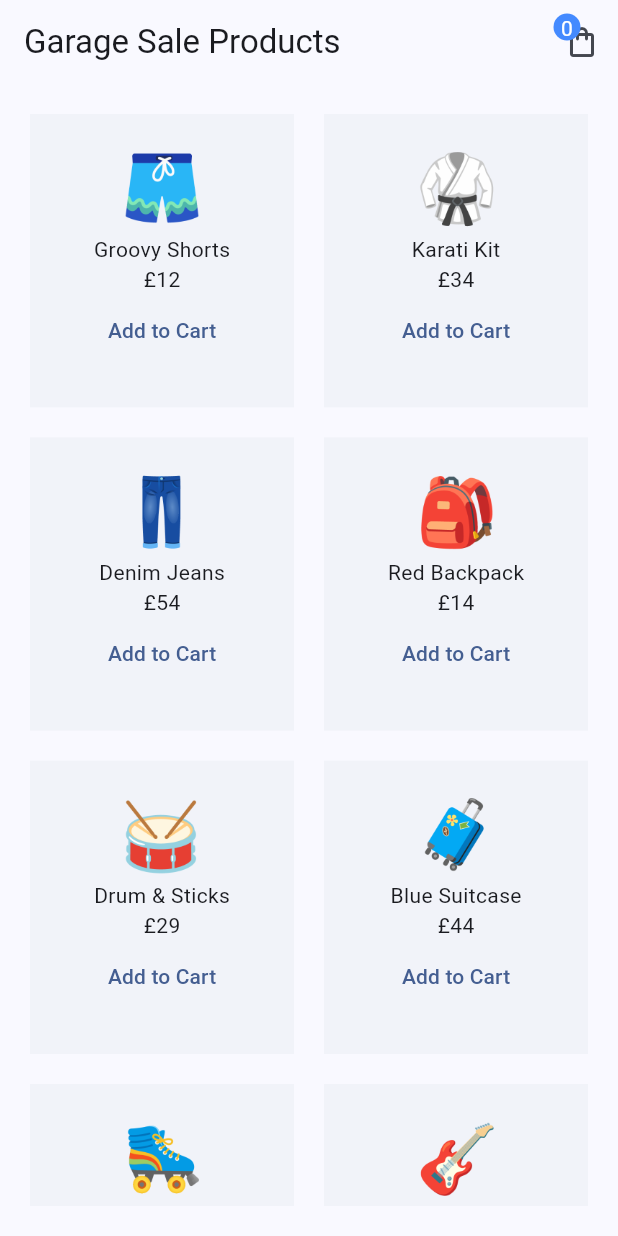
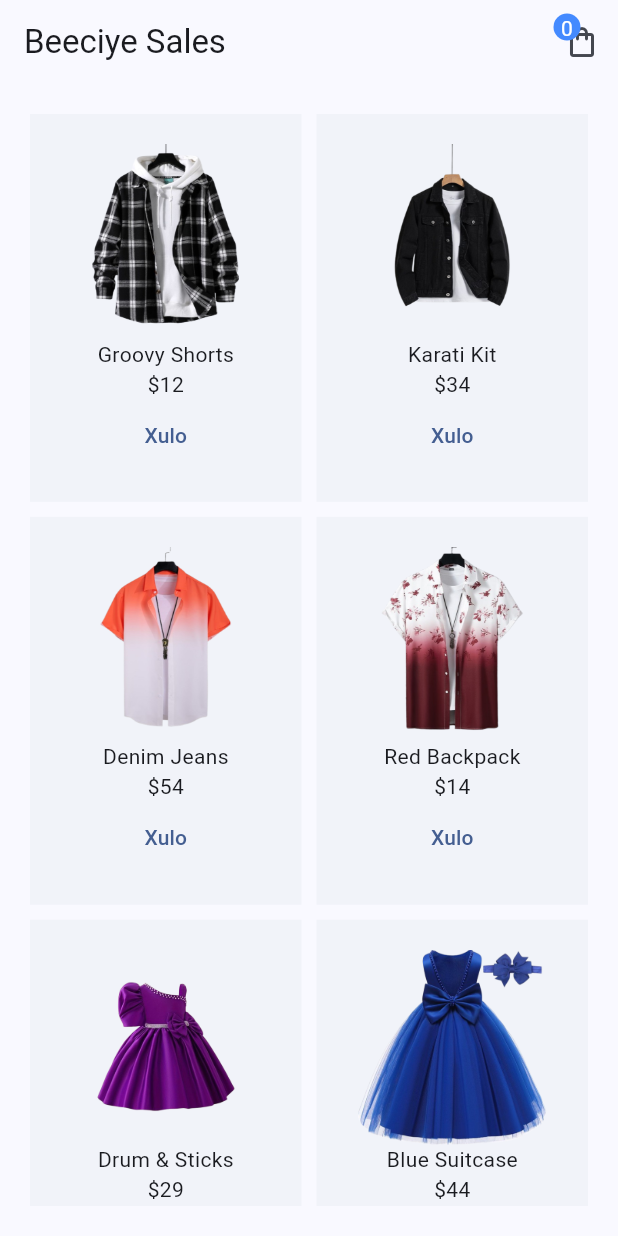
Before and after one commit to AbdirahmanAfrah/Beeciye-App, a Flutter app: the screen it shows after launch, on a phone screen of 412 x 824 dp. Run offline on Flutter 3.47's test engine with Material 3 defaults, Android fonts, the phone set to English and light mode, and no system bars; our stand-ins replace flutter_riverpod, riverpod_annotation; generated files the repository leaves out were written again.

Commit message:
Adding real images with product

```diff
--- a/lib/main.dart
+++ b/lib/main.dart
@@ -13,6 +13,7 @@ class MyApp extends StatelessWidget {
   @override
   Widget build(BuildContext context) {
     return MaterialApp(
+      debugShowCheckedModeBanner: false,
       title: '',
       theme: ThemeData(
         colorScheme: ColorScheme.fromSeed(seedColor: Colors.blueAccent),
--- a/lib/providers/products_provider.dart
+++ b/lib/providers/products_provider.dart
@@ -4,14 +4,46 @@ import 'package:riverpod_files/models/product.dart';
 part 'products_provider.g.dart';
 
 const List<Product> allProducts = [
-  Product(id: '1', title: 'Groovy Shorts', price: 12, image: 'assets/products/shorts.png'),
-  Product(id: '2', title: 'Karati Kit', price: 34, image: 'assets/products/karati.png'),
-  Product(id: '3', title: 'Denim Jeans', price: 54, image: 'assets/products/jeans.png'),
-  Product(id: '4', title: 'Red Backpack', price: 14, image: 'assets/products/backpack.png'),
-  Product(id: '5', title: 'Drum & Sticks', price: 29, image: 'assets/products/drum.png'),
-  Product(id: '6', title: 'Blue Suitcase', price: 44, image: 'assets/products/suitcase.png'),
-  Product(id: '7', title: 'Roller Skates', price: 52, image: 'assets/products/skates.png'),
-  Product(id: '8', title: 'Electric Guitar', price: 79, image: 'assets/products/guitar.png'),
+  Product(
+      id: '1',
+      title: 'Groovy Shorts',
+      price: 12,
+      image: 'assets/products/shirt1.png'),
+  Product(
+      id: '2',
+      title: 'Karati Kit',
+      price: 34,
+      image: 'assets/products/shirt2.png'),
+  Product(
+      id: '3',
+      title: 'Denim Jeans',
+      price: 54,
+      image: 'assets/products/shirt3.png'),
+  Product(
+      id: '4',
+      title: 'Red Backpack',
+      price: 14,
+      image: 'assets/products/shirt4.png'),
+  Product(
+      id: '5',
+      title: 'Drum & Sticks',
+      price: 29,
+      image: 'assets/products/top1.png'),
+  Product(
+      id: '6',
+      title: 'Blue Suitcase',
+      price: 44,
+      image: 'assets/products/top2.png'),
+  Product(
+      id: '7',
+      title: 'Roller Skates',
+      price: 52,
+      image: 'assets/products/top3.png'),
+  Product(
+      id: '8',
+      title: 'Electric Guitar',
+      price: 79,
+      image: 'assets/products/top4.png'),
 ];
 
 // Generated providers
--- a/lib/screens/home/home_screen.dart
+++ b/lib/screens/home/home_screen.dart
@@ -14,49 +14,47 @@ class HomeScreen extends ConsumerWidget {
 
     return Scaffold(
       appBar: AppBar(
-        title: const Text('Garage Sale Products'),
+        title: const Text('Beeciye Sales'),
         actions: const [CartIcon()],
       ),
       body: Padding(
         padding: const EdgeInsets.all(20),
         child: GridView.builder(
           itemCount: allProducts.length,
-          gridDelegate:const SliverGridDelegateWithFixedCrossAxisCount(
+          gridDelegate: const SliverGridDelegateWithFixedCrossAxisCount(
             crossAxisCount: 2,
-            mainAxisSpacing: 20,
-            crossAxisSpacing: 20,
-            childAspectRatio: 0.9,
+            mainAxisSpacing: 10,
+            crossAxisSpacing: 10,
+            childAspectRatio: 0.7,
           ),
-          itemBuilder:(context, index) {
+          itemBuilder: (context, index) {
             return Container(
-              padding: const EdgeInsets.all(20),
-              color: Colors.blueGrey.withOpacity(0.05),
-              child: Column(
-                children: [
-                  Image.asset(allProducts[index].image, width: 60, height: 60),
+                padding: const EdgeInsets.all(20),
+                color: Colors.blueGrey.withOpacity(0.05),
+                child: Column(children: [
+                  Image.asset(allProducts[index].image,
+                      width: 130, height: 130),
                   Text(allProducts[index].title),
-                  Text('£${allProducts[index].price}'),
-
+                  Text('\$${allProducts[index].price}'),
                   if (cartProducts.contains(allProducts[index]))
                     TextButton(
                       onPressed: () {
-                        ref.read(cartNotifierProvider.notifier)
-                          .removeProduct(allProducts[index]);
+                        ref
+                            .read(cartNotifierProvider.notifier)
+                            .removeProduct(allProducts[index]);
                       },
-                      child: const Text('Remove'),
+                      child: const Text('Iska Reep'),
                     ),
-
                   if (!cartProducts.contains(allProducts[index]))
                     TextButton(
                       onPressed: () {
-                        ref.read(cartNotifierProvider.notifier)
-                          .addProduct(allProducts[index]);
+                        ref
+                            .read(cartNotifierProvider.notifier)
+                            .addProduct(allProducts[index]);
                       },
-                      child: const Text('Add to Cart'),
+                      child: const Text('Xulo'),
                     ),
-                ]
-              )
-            );
+                ]));
           },
         ),
       ),
```
Also changed, not shown: assets/products/backpack.png (deleted), assets/products/drum.png (deleted), assets/products/guitar.png (deleted), assets/products/jeans.png (deleted), assets/products/karati.png (deleted), assets/products/shirt1.png (added), assets/products/shirt2.png (added), assets/products/shirt3.png (added), assets/products/shirt4.png (added), assets/products/shorts.png (deleted), assets/products/skates.png (deleted), assets/products/suitcase.png (deleted), assets/products/top1.png (added), assets/products/top2.png (added), 2 more files.
